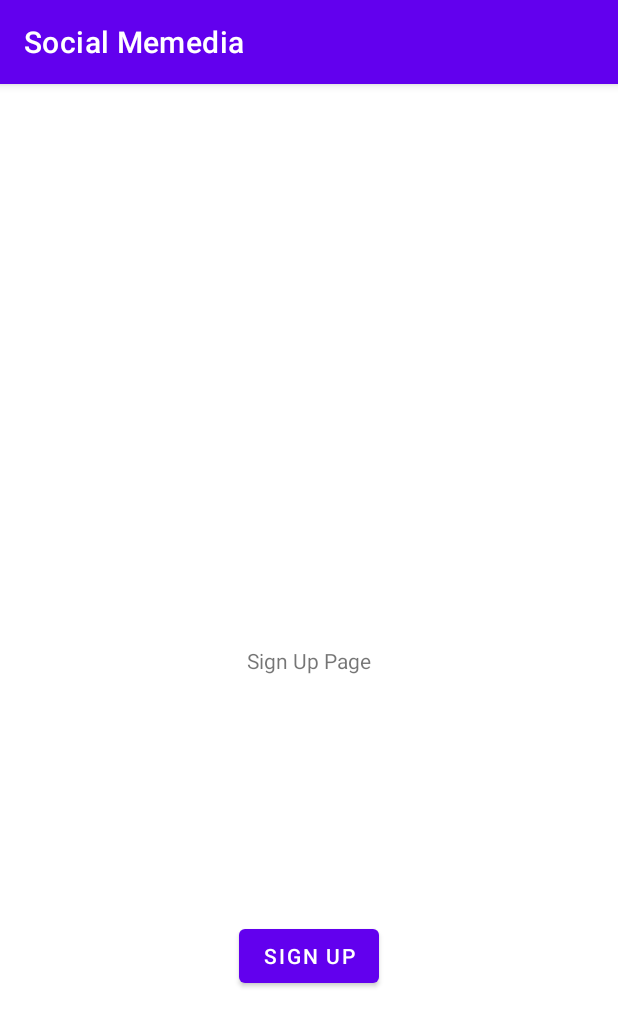
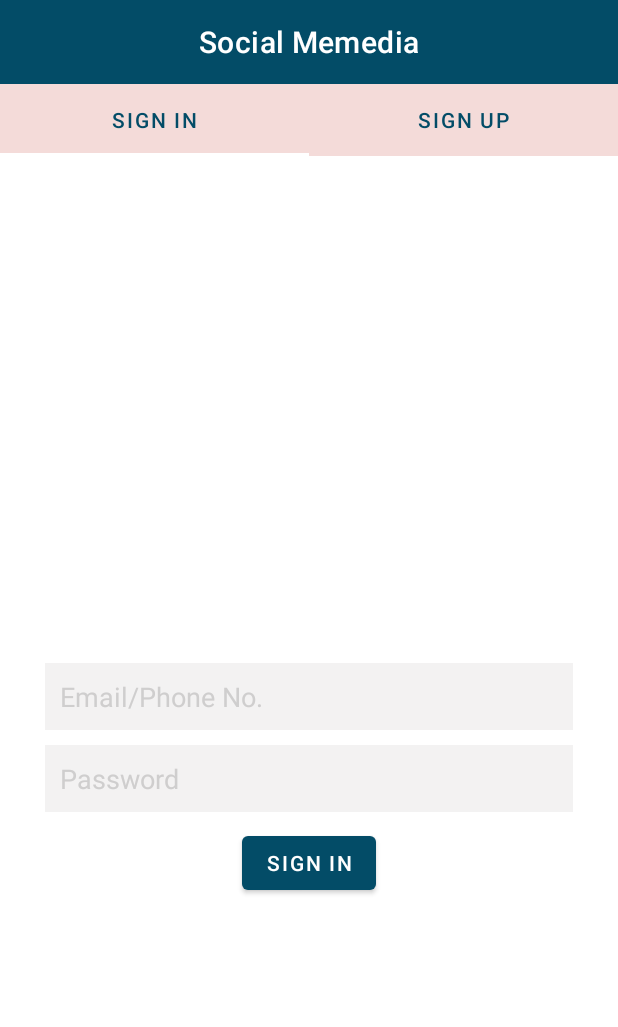
Before and after one commit to YutingShang/SocialMemedia, an Android app: the screen it shows after launch (SignUpActivity), on a phone screen of 412 x 824 dp. Shown: the top 1027 px of the screen. Run offline under Robolectric (Android 15) with nearby library versions, the phone set to English and light mode, and no system bars.

Commit message:
AppBar and SignUp/SignIn Tabs Social Memedia  V 2.0

```diff
--- a/app/build.gradle
+++ b/app/build.gradle
@@ -33,7 +33,10 @@ dependencies {
     implementation 'androidx.appcompat:appcompat:1.3.1'
     implementation 'com.google.android.material:material:1.4.0'
     implementation 'androidx.constraintlayout:constraintlayout:2.1.0'
+    implementation 'com.google.android.material:material:1.4.0-alpha02'
+    implementation 'androidx.legacy:legacy-support-v4:1.0.0'
     testImplementation 'junit:junit:4.+'
     androidTestImplementation 'androidx.test.ext:junit:1.1.3'
     androidTestImplementation 'androidx.test.espresso:espresso-core:3.4.0'
+
 }
--- a/app/src/main/java/com/example/socialmemedia/SignUpActivity.java
+++ b/app/src/main/java/com/example/socialmemedia/SignUpActivity.java
@@ -1,33 +1,52 @@
 package com.example.socialmemedia;
 
 import androidx.appcompat.app.AppCompatActivity;
+import androidx.fragment.app.FragmentPagerAdapter;
+import androidx.viewpager.widget.ViewPager;
 
 import android.content.Intent;
 import android.os.Bundle;
 import android.view.View;
 import android.widget.Button;
 
+import com.google.android.material.tabs.TabLayout;
+
 public class SignUpActivity extends AppCompatActivity {
 
     Button signUp;
+    private TabLayout tabLayout;
+    private ViewPager viewPager;
+
 
     @Override
     protected void onCreate(Bundle savedInstanceState) {
         super.onCreate(savedInstanceState);
         setContentView(R.layout.activity_signup);
 
-        signUp = findViewById(R.id.signUpButton);
+        tabLayout=findViewById(R.id.tab_layout);
+        viewPager = findViewById(R.id.viewPager);
 
-        signUp.setOnClickListener(new View.OnClickListener() {
-            @Override
-            public void onClick(View v) {
-                openContactList();
-            }
-        });
+        tabLayout.setupWithViewPager(viewPager);
+
+        ViewPagerAdapter viewPagerAdapter = new ViewPagerAdapter(getSupportFragmentManager(), FragmentPagerAdapter.BEHAVIOR_RESUME_ONLY_CURRENT_FRAGMENT);
+        viewPagerAdapter.addFragment(new signInFragment(),"Sign In");
+        viewPagerAdapter.addFragment(new signUpFragment(),"Sign Up");
+
+        viewPager.setAdapter(viewPagerAdapter);
+
+
+//        signUp = findViewById(R.id.signUpButton);
+//
+//        signUp.setOnClickListener(new View.OnClickListener() {
+//            @Override
+//            public void onClick(View v) {
+//                openContactList();
+//            }
+//        });
     }
 
-    public void openContactList(){
-        Intent intent = new Intent(SignUpActivity.this, ContactListActivity.class);
-        startActivity(intent);
-    }
+//    public void openContactList(){
+//        Intent intent = new Intent(SignUpActivity.this, ContactListActivity.class);
+//        startActivity(intent);
+//    }
 }
--- /dev/null
+++ b/app/src/main/java/com/example/socialmemedia/ViewPagerAdapter.java
@@ -0,0 +1,43 @@
+package com.example.socialmemedia;
+
+import androidx.annotation.NonNull;
+import androidx.annotation.Nullable;
+import androidx.fragment.app.Fragment;
+import androidx.fragment.app.FragmentManager;
+import androidx.fragment.app.FragmentPagerAdapter;
+
+import java.util.ArrayList;
+
+public class ViewPagerAdapter extends FragmentPagerAdapter {
+
+    private final ArrayList<Fragment> fragmentArrayList = new ArrayList<>();
+    private final ArrayList<String> fragmentTitle = new ArrayList<>();
+
+
+    public ViewPagerAdapter(@NonNull  FragmentManager fm, int behavior) {
+        super(fm, behavior);
+    }
+
+    @NonNull
+    @Override
+    public Fragment getItem(int position) {
+        return fragmentArrayList.get(position);
+    }
+
+    @Override
+    public int getCount() {
+        return fragmentArrayList.size();
+    }
+
+    public void addFragment(Fragment fragment,String title){
+        fragmentArrayList.add(fragment);
+        fragmentTitle.add(title);
+
+    }
+
+    @Nullable
+    @Override
+    public CharSequence getPageTitle(int position) {
+        return fragmentTitle.get(position);
+    }
+}
--- /dev/null
+++ b/app/src/main/java/com/example/socialmemedia/signInFragment.java
@@ -0,0 +1,42 @@
+package com.example.socialmemedia;
+
+import android.content.Intent;
+import android.os.Bundle;
+
+import androidx.fragment.app.Fragment;
+
+import android.view.LayoutInflater;
+import android.view.View;
+import android.view.ViewGroup;
+import android.widget.Button;
+
+public class signInFragment extends Fragment {
+
+
+    @Override
+    public View onCreateView(LayoutInflater inflater, ViewGroup container,
+                             Bundle savedInstanceState) {
+        // Inflate the layout for this fragment
+        return inflater.inflate(R.layout.fragment_sign_in, container, false);
+
+    }
+
+    public void onCreate(Bundle savedInstanceState) {
+        super.onCreate(savedInstanceState);
+
+    }
+
+    public void onViewCreated(View view, Bundle savedInstanceState){
+        super.onViewCreated(view,savedInstanceState);
+
+        Button signIn= getView().findViewById(R.id.signInButton);
+
+        signIn.setOnClickListener(new View.OnClickListener() {
+            @Override
+            public void onClick(View v) {
+                Intent intent = new Intent(v.getContext(), ContactListActivity.class);
+                startActivity(intent);
+            }
+        });
+    }
+}
--- /dev/null
+++ b/app/src/main/java/com/example/socialmemedia/signUpFragment.java
@@ -0,0 +1,43 @@
+package com.example.socialmemedia;
+
+import android.content.Intent;
+import android.os.Bundle;
+
+import androidx.fragment.app.Fragment;
+
+import android.view.LayoutInflater;
+import android.view.View;
+import android.view.ViewGroup;
+import android.widget.Button;
+
+
+public class signUpFragment extends Fragment {
+
+
+    @Override
+    public View onCreateView(LayoutInflater inflater, ViewGroup container,
+                             Bundle savedInstanceState) {
+        // Inflate the layout for this fragment
+        return inflater.inflate(R.layout.fragment_sign_up, container, false);
+
+    }
+
+    public void onCreate(Bundle savedInstanceState) {
+        super.onCreate(savedInstanceState);
+
+    }
+
+    public void onViewCreated(View view, Bundle savedInstanceState){
+        super.onViewCreated(view,savedInstanceState);
+
+        Button signUp= getView().findViewById(R.id.signUpButton);
+
+        signUp.setOnClickListener(new View.OnClickListener() {
+            @Override
+            public void onClick(View v) {
+                Intent intent = new Intent(v.getContext(), ContactListActivity.class);
+                startActivity(intent);
+            }
+        });
+    }
+}
--- a/app/src/main/res/layout/activity_settings.xml
+++ b/app/src/main/res/layout/activity_settings.xml
@@ -31,6 +31,8 @@
     <Button
         android:layout_width="wrap_content"
         android:layout_height="wrap_content"
+        app:backgroundTint="@color/fresco_blue"
+        android:layout_marginTop="250dp"
         android:id="@+id/signOutButton"
         android:text="@string/signOut"
         app:layout_constraintBottom_toBottomOf="parent"
--- a/app/src/main/res/layout/activity_signup.xml
+++ b/app/src/main/res/layout/activity_signup.xml
@@ -6,24 +6,70 @@
     android:layout_height="match_parent"
     tools:context=".SignUpActivity">
 
-    <TextView
-        android:id="@+id/signUptext"
-        android:layout_width="wrap_content"
+
+    <com.google.android.material.appbar.MaterialToolbar
+        android:id="@+id/toolbar"
+        android:layout_width="match_parent"
+        android:layout_height="?attr/actionBarSize"
+        android:background="@color/fresco_blue"
+        app:layout_constraintTop_toTopOf="parent"
+        app:title="Social Memedia"
+        app:titleCentered="true"
+        app:titleTextColor="@color/white" />
+
+    <androidx.viewpager.widget.ViewPager
+        android:id="@+id/viewPager"
+        android:layout_width="match_parent"
         android:layout_height="wrap_content"
-        android:text="@string/signUpPage"
         app:layout_constraintBottom_toBottomOf="parent"
-        app:layout_constraintLeft_toLeftOf="parent"
-        app:layout_constraintRight_toRightOf="parent"
-        app:layout_constraintTop_toTopOf="parent" />
+        app:layout_constraintEnd_toEndOf="parent"
+        app:layout_constraintHorizontal_bias="0.5"
+        app:layout_constraintStart_toStartOf="parent"
+        app:layout_constraintTop_toBottomOf="@+id/tab_layout" />
 
-    <Button
-        android:layout_width="wrap_content"
+    <com.google.android.material.tabs.TabLayout
+        android:id="@+id/tab_layout"
+        android:layout_width="match_parent"
         android:layout_height="wrap_content"
-        android:id="@+id/signUpButton"
-        android:text="@string/signUp"
-        app:layout_constraintBottom_toBottomOf="parent"
-        app:layout_constraintLeft_toLeftOf="parent"
-        app:layout_constraintRight_toRightOf="parent"
-        app:layout_constraintTop_toBottomOf="@+id/signUptext"/>
+        android:background="@color/fresco_pink"
+        app:layout_constraintTop_toBottomOf="@id/toolbar"
+        app:tabIndicatorColor="@color/white"
+        app:tabTextColor="@color/fresco_blue">
+
+        <com.google.android.material.tabs.TabItem
+            android:layout_width="wrap_content"
+            android:layout_height="wrap_content"
+            android:text="Sign In" />
+
+        <com.google.android.material.tabs.TabItem
+            android:layout_width="wrap_content"
+            android:layout_height="wrap_content"
+            android:text="Sign Up" />
+
+    </com.google.android.material.tabs.TabLayout>
+
+
+
+<!--    <TextView-->
+<!--        android:id="@+id/signUptext"-->
+<!--        android:layout_width="wrap_content"-->
+<!--        android:layout_height="wrap_content"-->
+<!--        android:text="@string/signUpPage"-->
+<!--        app:layout_constraintBottom_toBottomOf="parent"-->
+<!--        app:layout_constraintLeft_toLeftOf="parent"-->
+<!--        app:layout_constraintRight_toRightOf="parent"-->
+<!--        app:layout_constraintTop_toTopOf="parent" />-->
+
+<!--    <Button-->
+<!--        android:id="@+id/signUpButton"-->
+<!--        android:layout_width="wrap_content"-->
+<!--        android:layout_height="wrap_content"-->
+<!--        android:layout_marginTop="250dp"-->
+<!--        app:backgroundTint="@color/fresco_blue"-->
+<!--        android:text="@string/signUp"-->
+<!--        app:layout_constraintBottom_toBottomOf="parent"-->
+<!--        app:layout_constraintLeft_toLeftOf="parent"-->
+<!--        app:layout_constraintRight_toRightOf="parent"-->
+<!--        app:layout_constraintTop_toTopOf="parent" />-->
 
 </androidx.constraintlayout.widget.ConstraintLayout>
--- /dev/null
+++ b/app/src/main/res/layout/fragment_sign_in.xml
@@ -0,0 +1,54 @@
+<?xml version="1.0" encoding="utf-8"?>
+<androidx.constraintlayout.widget.ConstraintLayout xmlns:android="http://schemas.android.com/apk/res/android"
+    xmlns:app="http://schemas.android.com/apk/res-auto"
+    xmlns:tools="http://schemas.android.com/tools"
+    android:layout_width="match_parent"
+    android:layout_height="match_parent"
+    tools:context=".signInFragment">
+
+
+
+    <EditText
+        android:id="@+id/email_phone"
+        android:layout_width="match_parent"
+        android:layout_height="wrap_content"
+        android:layout_marginHorizontal="30dp"
+        android:background="@color/off_white"
+        android:ems="10"
+        android:hint="Email/Phone No."
+        android:textColor="@color/fresco_blue"
+        android:inputType="text"
+        android:paddingVertical="@dimen/generalSpace"
+        android:paddingLeft="@dimen/generalSpace"
+        android:textColorHint="@color/light_grey"
+        app:layout_constraintBottom_toBottomOf="parent"
+        app:layout_constraintTop_toTopOf="parent" />
+
+    <EditText
+        android:id="@+id/password"
+        android:layout_width="match_parent"
+        android:layout_height="wrap_content"
+        android:layout_marginHorizontal="30dp"
+        android:background="@color/off_white"
+        android:ems="10"
+        android:hint="Password"
+        android:textColor="@color/fresco_blue"
+        android:inputType="textPassword"
+        android:paddingVertical="@dimen/generalSpace"
+        android:paddingLeft="@dimen/generalSpace"
+        android:textColorHint="@color/light_grey"
+        app:layout_constraintTop_toBottomOf="@+id/email_phone"
+        android:layout_marginTop="@dimen/generalSpace"/>
+
+    <Button
+        android:id="@+id/signInButton"
+        android:layout_width="wrap_content"
+        android:layout_height="wrap_content"
+        android:layout_marginTop="@dimen/generalSpace"
+        app:backgroundTint="@color/fresco_blue"
+        android:text="@string/signIn"
+        app:layout_constraintLeft_toLeftOf="parent"
+        app:layout_constraintRight_toRightOf="parent"
+        app:layout_constraintTop_toBottomOf="@+id/password" />
+
+</androidx.constraintlayout.widget.ConstraintLayout>
--- a/app/src/main/res/values/colors.xml
+++ b/app/src/main/res/values/colors.xml
@@ -7,6 +7,8 @@
     <color name="teal_700">#FF018786</color>
     <color name="black">#FF000000</color>
     <color name="white">#FFFFFFFF</color>
+    <color name="light_grey">#CFCECE</color>
+    <color name="off_white">#F3F2F2</color>
     <color name="fresco_blue">#034C67</color>
     <color name="fresco_pink">#F4DBD9</color>
 </resources>
--- a/app/src/main/res/values/strings.xml
+++ b/app/src/main/res/values/strings.xml
@@ -8,4 +8,6 @@
     <string name="signUpPage">Sign Up Page</string>
     <string name="signOut">Sign Out</string>
     <string name="signUp">Sign Up</string>
+    <string name="signIn">Sign In</string>
+    <string name="hello_blank_fragment">Hello blank fragment</string>
 </resources>
--- a/app/src/main/res/values/themes.xml
+++ b/app/src/main/res/values/themes.xml
@@ -1,6 +1,6 @@
 <resources xmlns:tools="http://schemas.android.com/tools">
     <!-- Base application theme. -->
-    <style name="Theme.SocialMemedia" parent="Theme.MaterialComponents.DayNight.DarkActionBar">
+    <style name="Theme.SocialMemedia" parent="Theme.MaterialComponents.DayNight.NoActionBar">
         <!-- Primary brand color. -->
         <item name="colorPrimary">@color/purple_500</item>
         <item name="colorPrimaryVariant">@color/purple_700</item>
```
Also changed, not shown: app/src/main/res/layout/fragment_sign_up.xml (added, +70 -0 lines).
